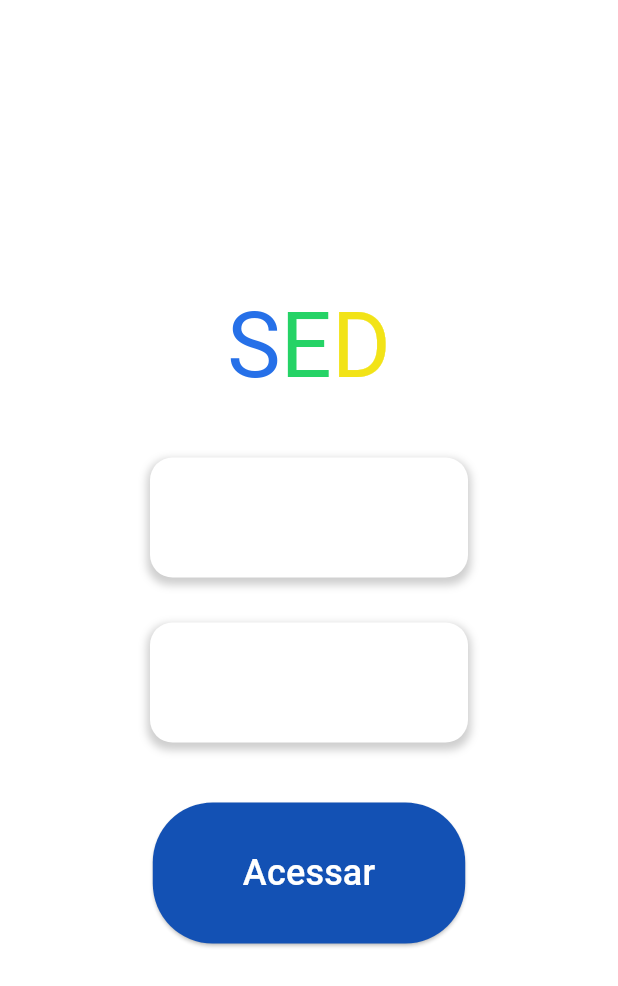
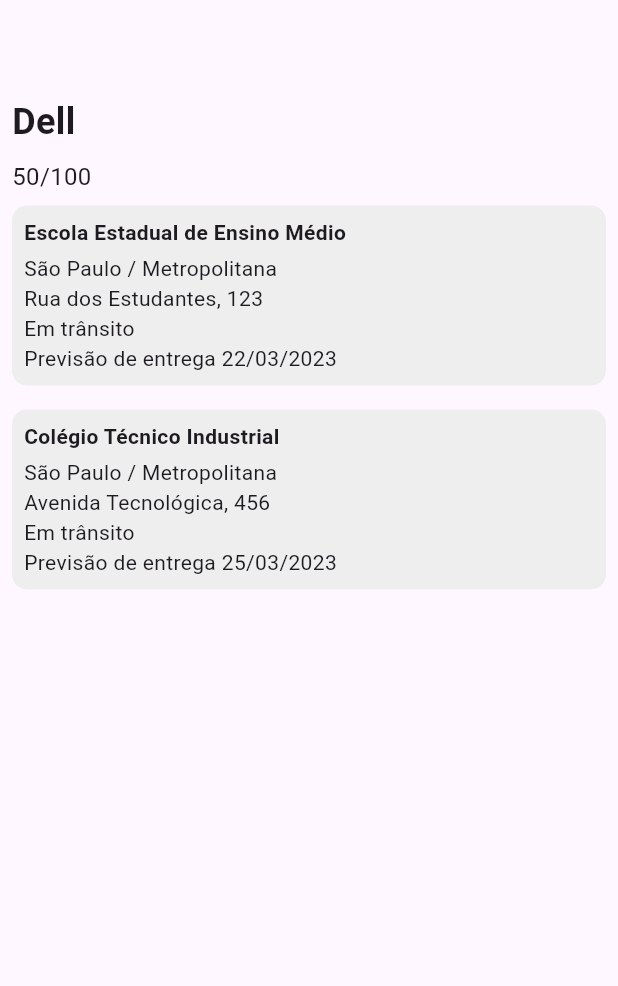
Before and after one commit to Marcelosaadi/flutter_gurizada, a Flutter app: the screen it shows after launch, on a phone screen of 412 x 824 dp. Shown: the top 986 px of the screen. Run offline on Flutter 3.47's test engine with Material 3 defaults, Android fonts, the phone set to English and light mode, and no system bars.

Commit message:
listagem feito

```diff
--- /dev/null
+++ b/sed/lib/listagem/componentes/escolas.dart
@@ -0,0 +1,41 @@
+import 'package:flutter/material.dart';
+
+class Escolas extends StatelessWidget {
+  final String regiao;
+  final String nome;
+  final String endereco;
+  final String status;
+  final String previsao;
+
+  const Escolas({
+    Key? key,
+    required this.regiao,
+    required this.nome,
+    required this.endereco,
+    required this.status,
+    required this.previsao,
+  }) : super(key: key);
+
+  @override
+  Widget build(BuildContext context) {
+    return Container(
+      margin: const EdgeInsets.all(8.0),
+      padding: const EdgeInsets.all(8.0),
+      decoration: BoxDecoration(
+        color: Colors.grey[200],
+        borderRadius: BorderRadius.circular(10),
+      ),
+      child: Column(
+        crossAxisAlignment: CrossAxisAlignment.start,
+        children: [
+          Text(nome, style: TextStyle(fontWeight: FontWeight.bold)),
+          SizedBox(height: 4),
+          Text(regiao),
+          Text(endereco),
+          Text(status),
+          Text(previsao),
+        ],
+      ),
+    );
+  }
+}
--- /dev/null
+++ b/sed/lib/listagem/componentes/titulo.dart
@@ -0,0 +1,25 @@
+import 'package:flutter/material.dart';
+
+class Titulo extends StatelessWidget {
+  final String titulo;
+  final String contagem;
+
+  const Titulo({Key? key, required this.titulo, required this.contagem}) : super(key: key);
+
+  @override
+  Widget build(BuildContext context) {
+    return Column(
+      crossAxisAlignment: CrossAxisAlignment.start,
+      children: [
+        Padding(
+          padding: const EdgeInsets.all(8.0),
+          child: Text(titulo, style: TextStyle(fontWeight: FontWeight.bold, fontSize: 24)),
+        ),
+        Padding(
+          padding: const EdgeInsets.symmetric(horizontal: 8.0),
+          child: Text(contagem, style: TextStyle(fontSize: 16)),
+        ),
+      ],
+    );
+  }
+}
--- /dev/null
+++ b/sed/lib/listagem/listagem.dart
@@ -0,0 +1,36 @@
+import 'package:flutter/material.dart';
+import 'componentes/titulo.dart';
+import 'componentes/escolas.dart';
+
+class listagem extends StatelessWidget {
+  @override
+  Widget build(BuildContext context) {
+    return Scaffold(
+      appBar: AppBar(
+
+      ),
+      body: ListView(
+        children: [
+          Titulo(
+            titulo: 'Dell',
+            contagem: '50/100',
+          ),
+          Escolas(
+            regiao: 'São Paulo / Metropolitana',
+            nome: 'Escola Estadual de Ensino Médio',
+            endereco: 'Rua dos Estudantes, 123',
+            status: 'Em trânsito',
+            previsao: 'Previsão de entrega 22/03/2023',
+          ),
+          Escolas(
+            regiao: 'São Paulo / Metropolitana',
+            nome: 'Colégio Técnico Industrial',
+            endereco: 'Avenida Tecnológica, 456',
+            status: 'Em trânsito',
+            previsao: 'Previsão de entrega 25/03/2023',
+          ),
+        ],
+      ),
+    );
+  }
+}
--- a/sed/lib/login/login.dart
+++ b/sed/lib/login/login.dart
@@ -62,7 +62,7 @@
                   },
                 decoration: InputDecoration(
                   hintText: 'Email',
-                  contentPadding: EdgeInsets.symmetric(vertical: 40,horizontal: 150),
+                  contentPadding: EdgeInsets.symmetric(vertical: 40,horizontal: 40),
                   border: OutlineInputBorder(
                     borderRadius: BorderRadius.circular(15),
                     borderSide: BorderSide.none,
@@ -93,7 +93,7 @@
                 obscureText: true,
                 decoration: InputDecoration(
                   hintText: 'Senha',
-                  contentPadding: EdgeInsets.symmetric(vertical: 40,horizontal: 150),
+                  contentPadding: EdgeInsets.symmetric(vertical: 40,horizontal: 40),
                   border: OutlineInputBorder(
                     borderRadius: BorderRadius.circular(15),
                     borderSide: BorderSide.none,
--- a/sed/lib/main.dart
+++ b/sed/lib/main.dart
@@ -1,6 +1,6 @@
 import 'package:flutter/material.dart';
 import 'login/login.dart'; // Importe a sua nova página
-
+import 'listagem/listagem.dart'; // Importe a sua nova página
 void main() {
   runApp(MyApp());
 }
@@ -13,7 +13,7 @@
       theme: ThemeData(
         primarySwatch: Colors.blue,
       ),
-      home: login_escola(), // Use sua nova página aqui
+      home: listagem(), // Use sua nova página aqui
     );
   }
 }
```
